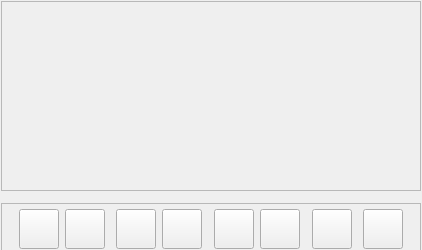
Before: the Qt Designer form MainWindow.ui in cadavergeek/QuickPic, drawn with Qt 5.
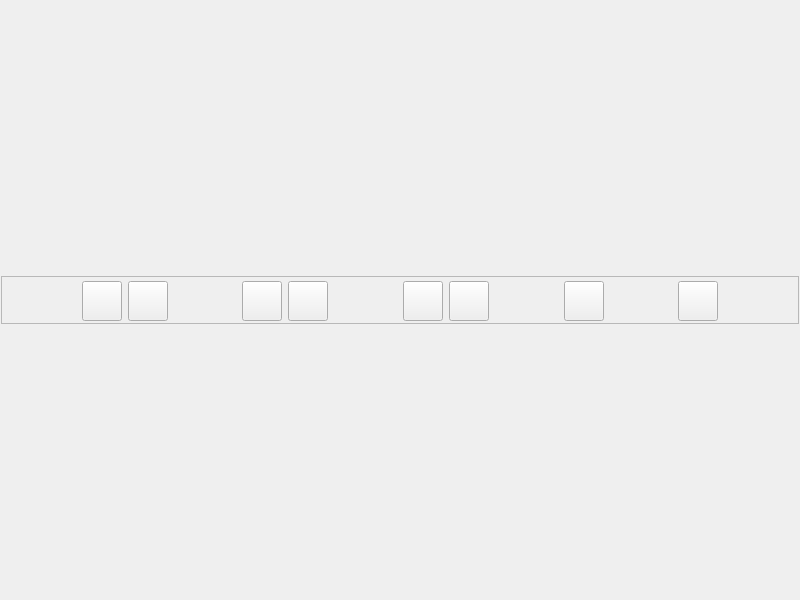
After: the same form once the commit is applied. Icons and pictures are not drawn.

Diff of the .ui file:
```diff
--- a/MainWindow.ui
+++ b/MainWindow.ui
@@ -6,8 +6,8 @@
    <rect>
     <x>0</x>
     <y>0</y>
-    <width>422</width>
-    <height>250</height>
+    <width>800</width>
+    <height>600</height>
    </rect>
   </property>
   <property name="windowTitle">
@@ -27,61 +27,32 @@
     <property name="bottomMargin">
      <number>1</number>
     </property>
+    <property name="spacing">
+     <number>0</number>
+    </property>
     <item row="1" column="0">
      <layout class="QVBoxLayout" name="verticalLayout">
-      <item>
-       <widget class="QGraphicsView" name="graphicsView">
-        <property name="palette">
-         <palette>
-          <active>
-           <colorrole role="Base">
-            <brush brushstyle="SolidPattern">
-             <color alpha="0">
-              <red>255</red>
-              <green>255</green>
-              <blue>255</blue>
-             </color>
-            </brush>
-           </colorrole>
-          </active>
-          <inactive>
-           <colorrole role="Base">
-            <brush brushstyle="SolidPattern">
-             <color alpha="0">
-              <red>255</red>
-              <green>255</green>
-              <blue>255</blue>
-             </color>
-            </brush>
-           </colorrole>
-          </inactive>
-          <disabled>
-           <colorrole role="Base">
-            <brush brushstyle="SolidPattern">
-             <color alpha="255">
-              <red>240</red>
-              <green>240</green>
-              <blue>240</blue>
-             </color>
-            </brush>
-           </colorrole>
-          </disabled>
-         </palette>
-        </property>
-       </widget>
-      </item>
+      <property name="spacing">
+       <number>0</number>
+      </property>
       <item>
        <widget class="QFrame" name="frameToolbar">
+        <property name="sizePolicy">
+         <sizepolicy hsizetype="Preferred" vsizetype="Fixed">
+          <horstretch>0</horstretch>
+          <verstretch>0</verstretch>
+         </sizepolicy>
+        </property>
         <property name="minimumSize">
          <size>
           <width>0</width>
-          <height>52</height>
+          <height>48</height>
          </size>
         </property>
         <property name="maximumSize">
          <size>
           <width>16777215</width>
-          <height>40</height>
+          <height>48</height>
          </size>
         </property>
         <property name="frameShape">
@@ -92,10 +63,10 @@
         </property>
         <layout class="QGridLayout" name="gridLayout_2">
          <property name="topMargin">
-          <number>5</number>
+          <number>4</number>
          </property>
          <property name="bottomMargin">
-          <number>5</number>
+          <number>4</number>
          </property>
          <item row="0" column="1">
           <widget class="QPushButton" name="btnRotateLeft">
```
Left out of the diff: 6 changed lines with no effect on the pictures.
